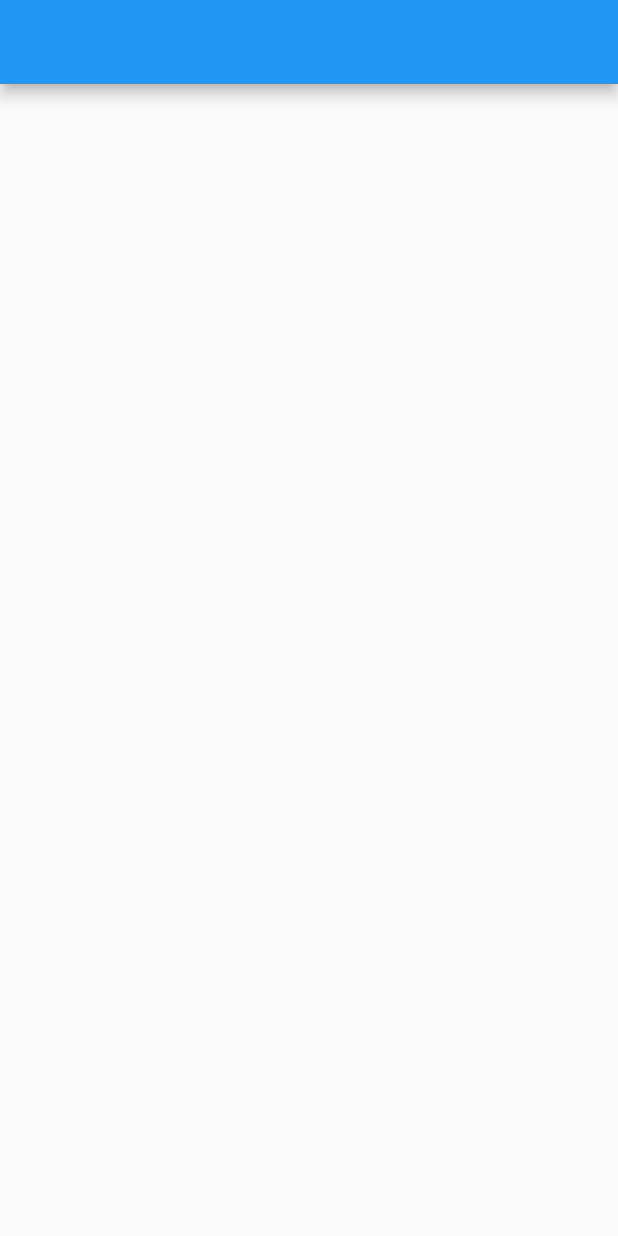
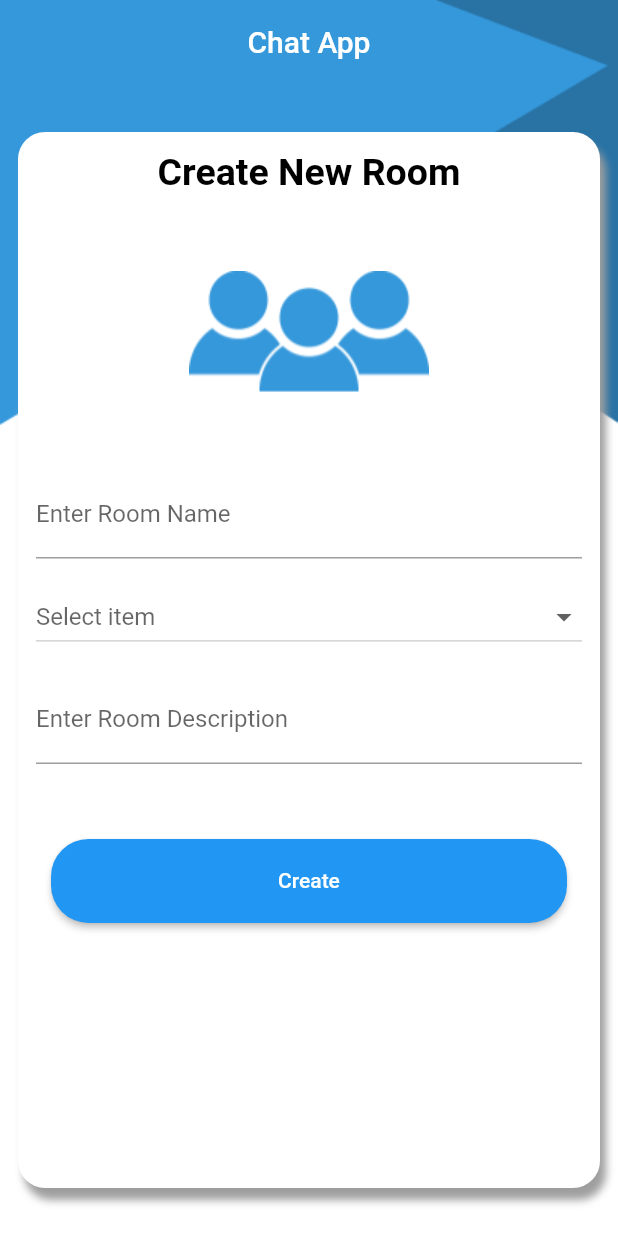
Before and after one commit to Eyadzz/chat_app, a Flutter app: the screen it shows after launch, on a phone screen of 412 x 824 dp. Run offline on Flutter 3.47's test engine with Material 2 defaults, Android fonts, the phone set to English and light mode, and no system bars; our stand-ins replace cloud_firestore, firebase_core, fluttertoast; accounts and stored records are empty.

Commit message:
Added Create Room Feature

```diff
--- /dev/null
+++ b/lib/AppProvider.dart
@@ -0,0 +1,6 @@
+import 'package:flutter/material.dart';
+
+class MyThemeData{
+  static const primaryColor = Color.fromARGB(255, 53, 152, 219);
+  static const white = Color.fromARGB(255, 255, 255, 255);
+}
--- /dev/null
+++ b/lib/datebase/Utils.dart
@@ -0,0 +1,9 @@
+import 'package:chat_app_sat/model/Room.dart';
+import 'package:cloud_firestore/cloud_firestore.dart';
+
+CollectionReference <Room> getRoomsCollectionWithConverter (){
+  return FirebaseFirestore.instance.collection(Room.collectionName).withConverter<Room>(
+      fromFirestore: (snapshot, _) => Room.fromJson(snapshot.data()!),
+      toFirestore: (room, _) => room.toJson(),
+  );
+}
--- /dev/null
+++ b/lib/home/AddRoom.dart
@@ -0,0 +1,206 @@
+import 'package:chat_app_sat/AppProvider.dart';
+import 'package:chat_app_sat/datebase/Utils.dart';
+import 'package:chat_app_sat/model/Room.dart';
+import 'package:flutter/material.dart';
+import 'package:fluttertoast/fluttertoast.dart';
+
+class AddRoom extends StatefulWidget {
+  static const String routeName = 'addRoom';
+
+  @override
+  _AddRoomState createState() => _AddRoomState();
+}
+
+class _AddRoomState extends State<AddRoom> {
+  final _addRoomFormKey = GlobalKey<FormState>();
+
+  String roomName = '';
+  String roomDescription = '';
+
+  List <String> roomCategories= ['movies','sports','music'];
+
+  String selectedRoomCategory = 'sports ';
+
+  bool isLoading=false;
+
+  @override
+  Widget build(BuildContext context) {
+    return Stack(
+        children: [
+          Container(
+            decoration: BoxDecoration(
+              color: MyThemeData.white,
+            ),
+            child: Image.asset(
+              'assets/images/SignIn1.png',
+              fit: BoxFit.fill,
+              width: double.infinity,
+              height: double.infinity,
+            ),
+          ),
+          Scaffold(
+            backgroundColor: Colors.transparent,
+            appBar: AppBar(title: Text('Chat App'),
+              centerTitle: true,
+              elevation: 0,
+              backgroundColor: Colors.transparent,
+            ),
+            body: Center(
+              child: Container(
+                padding: EdgeInsets.all(12),
+                decoration: BoxDecoration(
+                    borderRadius: BorderRadius.circular(18),
+                    color: MyThemeData.white,
+                    boxShadow: [
+                      BoxShadow(
+                          color: Colors.grey,
+                        blurRadius: 4,
+                        offset: Offset(4, 8), // Shadow position
+                      ),
+                    ]
+                ),
+                margin: EdgeInsets.symmetric(vertical: 32,horizontal: 12),
+                child: ListView(
+                  //    crossAxisAlignment: CrossAxisAlignment.stretch,
+                  children: [
+                    Text('Create New Room',style: TextStyle(
+                        color: Colors.black,
+                        fontSize: 25,
+                        fontWeight: FontWeight.bold
+                    ),
+                      textAlign: TextAlign.center,
+                    ),
+                    Image(image: AssetImage('assets/images/group-1824146_1280.png')),
+                    Form(
+                      key: _addRoomFormKey,
+                      child: Column(
+                        children: [
+                          TextFormField(
+                            onChanged: (text){
+                              roomName = text;
+                            },
+                            keyboardType: TextInputType.name,
+
+                            decoration: InputDecoration(
+                                labelText: 'Enter Room Name',
+                                floatingLabelBehavior: FloatingLabelBehavior.auto
+                            ),
+                            // The validator receives the text that the user has entered.
+                            validator: (value) {
+                              if (value == null || value.isEmpty ) {
+                                return 'Please enter Room Name';
+                              }
+                              if (value.length<3) {
+                                return 'Room name must exceed 3 characters';
+                              }
+                              return null;
+                            },
+                          ),
+
+
+                          Padding(
+                            padding: const EdgeInsets.fromLTRB(0, 15, 0, 15),
+                            child: DropdownButton(
+                              value: selectedRoomCategory,
+                              items: roomCategories.map((name) {
+                                return   DropdownMenuItem(
+                                    value: name,
+                                    child: Padding(
+                                      padding: const EdgeInsets.all(8.0),
+                                      child: Row(
+                                        children: [
+                                          Padding(
+                                            padding: const EdgeInsets.all(8.0),
+                                          ),
+                                          Padding(
+                                            padding: const EdgeInsets.all(8.0),
+                                            child: Text(name),
+                                          )
+                                        ],
+                                      ),
+                                    )
+                                );
+                              }).toList(),
+                              onChanged: (newSelected){
+                                setState(() {
+                                  selectedRoomCategory = newSelected as String;
+                                });
+                              },
+                              hint:Text("Select item"),
+                              style:TextStyle(color:Colors.grey, fontSize: 16),
+                              icon: Icon(Icons.arrow_drop_down_outlined),
+                              isExpanded: true,
+                            ),
+                          ),
+
+
+                          TextFormField(
+                            onChanged: (text){
+                              roomDescription = text;
+                            },
+                            decoration: InputDecoration(
+                              labelText: 'Enter Room Description',
+                              floatingLabelBehavior: FloatingLabelBehavior.auto,
+                            ),
+                            // The validator receives the text that the user has entered.
+                            validator: (String? value) {
+                              if (value == null || value.isEmpty ) {
+                                return 'Please enter room Description';
+                              }
+                              if (value.length<10) {
+                                return 'Room name must exceed 10 characters';
+                              }
+                              return null;
+                            },
+                          )
+                        ],
+                      ),
+                    ),
+
+                    Padding(
+                      padding: const EdgeInsets.fromLTRB(10,50,10,10),
+                      child: ElevatedButton(
+                        style: ButtonStyle(
+                          shape: MaterialStateProperty.all<RoundedRectangleBorder>(
+                              RoundedRectangleBorder(
+                                borderRadius: BorderRadius.circular(25.0),
+                              )),
+                          padding: MaterialStateProperty.all(EdgeInsets.all(20)),
+                          minimumSize: MaterialStateProperty.all(Size(40,50)),
+                        ),
+                          onPressed: (){
+                        if(_addRoomFormKey.currentState?.validate()==true){
+                          addRoom();
+                        }
+                      },
+                          child: isLoading?Center(child:CircularProgressIndicator() ,):
+                          Text('Create')),
+                    )
+
+                  ],
+                ),
+              ),
+            ),
+          )
+        ]);
+  }
+  void addRoom(){
+    setState(() {
+      isLoading=true;
+    });
+    final docRef = getRoomsCollectionWithConverter()
+        .doc();
+    Room room = Room(id: docRef.id ,
+        name: roomName,
+        description: roomDescription,
+        category: selectedRoomCategory);
+    docRef.set(room)
+        .then((value) {
+      setState(() {
+        isLoading=false;
+      });
+      Fluttertoast.showToast(msg: 'Room Added Successfully',
+          toastLength: Toast.LENGTH_LONG);
+    });
+  }
+}
--- a/lib/main.dart
+++ b/lib/main.dart
@@ -1,8 +1,12 @@
+import 'package:chat_app_sat/home/AddRoom.dart';
+import 'package:firebase_core/firebase_core.dart';
 import 'package:flutter/material.dart';
 
 import 'Home.dart';
 
-void main() {
+Future<void> main() async {
+  WidgetsFlutterBinding.ensureInitialized();
+  await Firebase.initializeApp();
   runApp(MyApp());
 }
 
@@ -11,8 +15,10 @@ class MyApp extends StatelessWidget {
   @override
   Widget build(BuildContext context) {
     return MaterialApp(
-      debugShowCheckedModeBanner: false,
-      home: Home(),
+      routes:{
+        AddRoom.routeName :(context) => AddRoom() ,
+      },
+      initialRoute: AddRoom.routeName,
     );
   }
 }
--- /dev/null
+++ b/lib/model/Room.dart
@@ -0,0 +1,26 @@
+class Room{
+  static const collectionName = 'rooms';
+  String id;
+  String name;
+  String description;
+  String category;
+  Room({required this.id,required this.name,required this.description,required this.category});
+
+  Room.fromJson(Map<String, Object?> json)
+  : this(
+    id : json ['id']! as String,
+    name : json ['name']! as String,
+    description : json ['description']! as String,
+    category : json ['category']! as String,
+  );
+
+  Map<String, Object?> toJson(){
+    return {
+      'id' : id,
+      'name' : name ,
+      'description' : description,
+      'category' : category
+    };
+  }
+
+}
```
Also changed, not shown: pubspec.yaml (+15 -9 lines), assets/images/SignIn1.png (added), assets/images/group-1824146_1280.png (added), assets/images/movies.png (added), assets/images/music.png (added), assets/images/sports.png (added), pubspec.lock, 2 other files.
